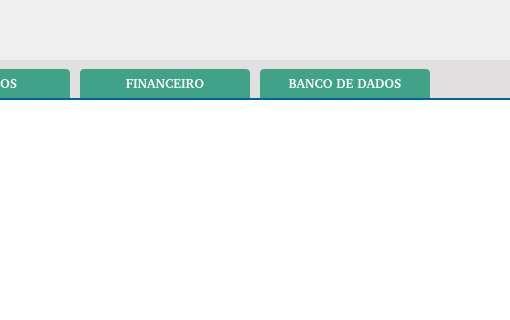
Qt form controle_estoque/UI_Files/mainConfig.ui (andrersp/controleEstoque) before a commit; both pictures show x 285 to 795 and y 0 to 320 of the 1000 by 600 pixel window.
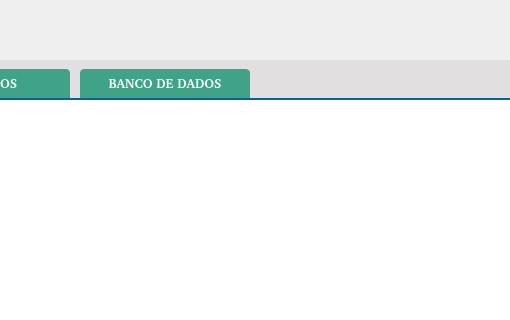
The same form after that commit. Icons and pictures are not drawn.

Patch:
```diff
--- a/controle_estoque/UI_Files/mainConfig.ui
+++ b/controle_estoque/UI_Files/mainConfig.ui
@@ -232,81 +232,13 @@
       <bool>true</bool>
      </property>
     </widget>
-    <widget class="QPushButton" name="bt_confFinanceiro">
-     <property name="enabled">
-      <bool>true</bool>
-     </property>
-     <property name="geometry">
-      <rect>
-       <x>365</x>
-       <y>2</y>
-       <width>170</width>
-       <height>36</height>
-      </rect>
-     </property>
-     <property name="font">
-      <font>
-       <family>Arial [Mono]</family>
-       <pointsize>10</pointsize>
-       <weight>75</weight>
-       <bold>true</bold>
-      </font>
-     </property>
-     <property name="cursor">
-      <cursorShape>PointingHandCursor</cursorShape>
-     </property>
-     <property name="focusPolicy">
-      <enum>Qt::NoFocus</enum>
-     </property>
-     <property name="autoFillBackground">
-      <bool>false</bool>
-     </property>
-     <property name="styleSheet">
-      <string notr="true">QPushButton{
-background: #40A286 ;
-border: none;
-color: #FFF;
-border-top-left-radius: 4px;
-border-top-right-radius: 4px;
-margin-top: 7px;
-}
-QPushButton:hover {
-background: #7AB32E;
-margin-top: 0;
-}
-QPushButton:disabled {
-background: #7AB32E;
-margin-top: 0;
-}
-</string>
-     </property>
-     <property name="text">
-      <string>FINANCEIRO</string>
-     </property>
-     <property name="icon">
-      <iconset>
-       <normaloff>../../RSP/Images/icon/tag-new.png</normaloff>../../RSP/Images/icon/tag-new.png</iconset>
-     </property>
-     <property name="iconSize">
-      <size>
-       <width>25</width>
-       <height>25</height>
-      </size>
-     </property>
-     <property name="shortcut">
-      <string>F7</string>
-     </property>
-     <property name="flat">
-      <bool>true</bool>
-     </property>
-    </widget>
     <widget class="QPushButton" name="bt_confDB">
      <property name="enabled">
       <bool>true</bool>
      </property>
      <property name="geometry">
       <rect>
-       <x>545</x>
+       <x>365</x>
        <y>2</y>
        <width>170</width>
        <height>36</height>
```
